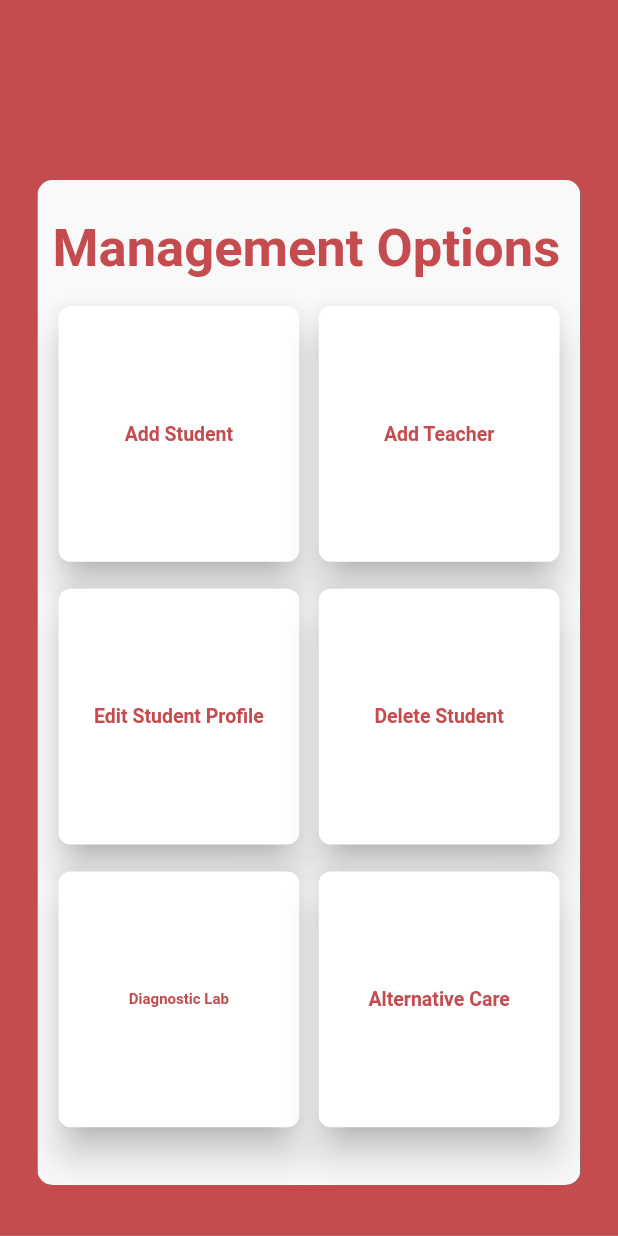
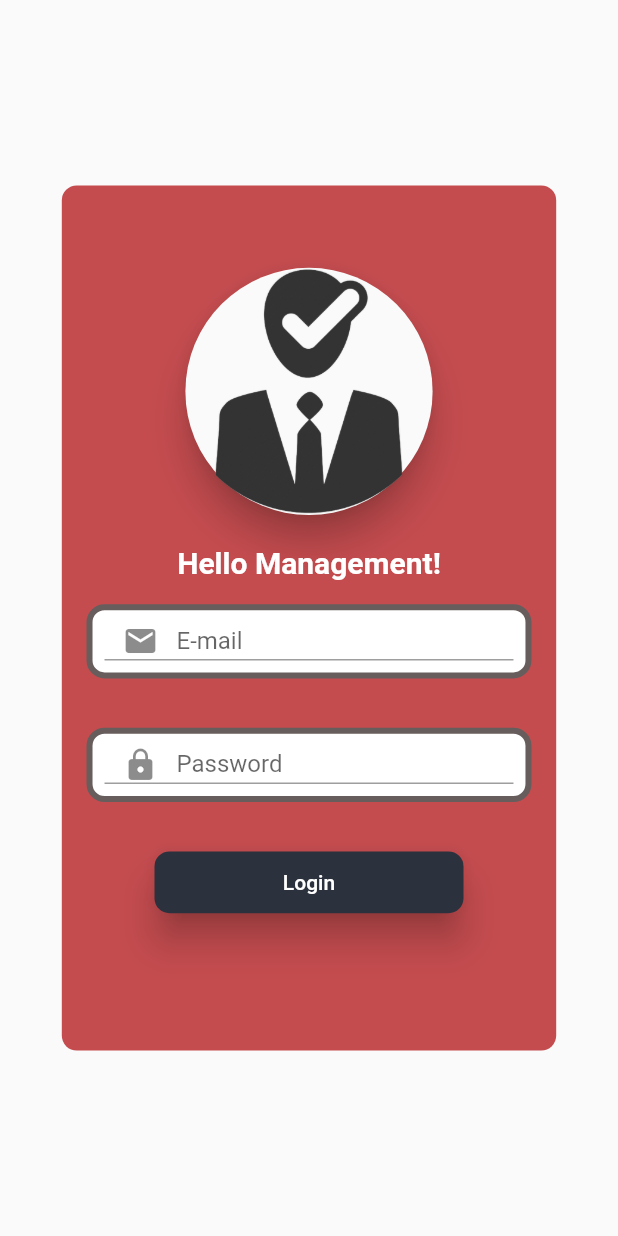
Before and after one commit to GirijaSoni/SIT-AMS, a Flutter app: the screen it shows after launch, after a tap on "Management Login", on a phone screen of 412 x 824 dp. Run offline on Flutter 3.47's test engine with Material 2 defaults, Android fonts, the phone set to English and light mode, and no system bars; our stand-ins replace bloc, flutter_bloc, rxdart.

Commit message:
Second Commit

```diff
--- a/lib/main.dart
+++ b/lib/main.dart
@@ -6,6 +6,7 @@ import 'package:sitams/studentlogin.dart';
 
 import 'addnewstudent.dart';
 import 'managementhomepage.dart';
+import 'managementlogin.dart';
 
 void main() {
   runApp(MyApp());
@@ -124,7 +125,7 @@ class _MyHomePageState extends State<MyHomePage> {
 
                   onPressed: (){Navigator.push(
                     context,
-                    MaterialPageRoute(builder: (context) => managementhomepage()),);
+                    MaterialPageRoute(builder: (context) => managementlogin()),);
                   },
                   child: Text("Management Login",style:TextStyle(color: Colors.white,fontSize: 20),),
                 ),),
--- a/lib/managementhomepage.dart
+++ b/lib/managementhomepage.dart
@@ -1,3 +1,6 @@
+
+
+import 'package:flutter/cupertino.dart';
 import 'package:flutter/material.dart';
 import 'package:flutter/material.dart';
 
@@ -42,76 +45,112 @@ class managementhomepage extends StatelessWidget {
                           Text("Management Options", style: TextStyle(fontSize: 35,
                               fontWeight: FontWeight.bold,
                               color: Color(0xffc44c4f)),),),
+                          Padding(
+                            padding: EdgeInsets.only(top: 100, left: 10), child:
+                          Text("Student:", style: TextStyle(fontSize: 25,
+                              fontWeight: FontWeight.bold,
+                              color: Color(0xff665d5c)),),),
 
-                          Padding(padding: EdgeInsets.only(top: 80),
-                            child: GridView.count(crossAxisCount: 2,
+                          Padding(padding: EdgeInsets.only(top: 130),
+                            child: GridView.count(crossAxisCount: 3,
                               crossAxisSpacing: 5,
                               mainAxisSpacing: 10,
                               children: <Widget>[
 
-                                //    Padding(padding: EdgeInsets.only(right: 10,left: 10,top: 70,bottom: 10),child: Text("Hello,I'nnnm"),),
+                                //
+                                //Padding(padding: EdgeInsets.only(right: 10,left: 10,top: 70,bottom: 10),child: Text("Hello,I'nnnm"),),
                                 Padding(padding: EdgeInsets.only(left: 10),
                                   child: singleCard(
-                                      Text("Add Student", style: TextStyle(
+                                      Icon(Icons.add,size: 50,),
+                                      Text("Add ", style: TextStyle(
                                           color: Color(0xffc44c4f),
                                           fontSize: 13,
                                           fontWeight: FontWeight.bold),
                                       )
                                   ),),
-                                Padding(padding: EdgeInsets.only(right: 10),
+                                Padding(padding: EdgeInsets.only(right: 0),
                                   child: singleCard(
-                                      Text("Add Teacher", style: TextStyle(
+                                      Icon(Icons.edit,size: 50,),
+                                      Text("Edit", style: TextStyle(
                                           color: Color(0xffc44c4f),
                                           fontSize: 13,
                                           fontWeight: FontWeight.bold),
                                       )
                                   ),),
 
-                                Padding(padding: EdgeInsets.only(left: 10),
-                                  child: singleCard(
-                                      Text("Edit Student Profile",
+                                Padding(padding: EdgeInsets.only(right: 10),
+                                  child: singleCard(Icon(Icons.delete,size: 50,),
+                                      Text("Remove",
                                         style: TextStyle(
                                             color: Color(0xffc44c4f),
                                             fontSize: 13,
                                             fontWeight: FontWeight.bold),
                                       )
                                   ),),
-                                Padding(padding: EdgeInsets.only(right: 10),
-                                  child: singleCard(
-                                      Text("Delete Student", style: TextStyle(
+
+
+
+                              ],
+                            ),),
+                          Padding(padding: EdgeInsets.only(top: 280),child: Divider(
+                              height: 64,
+                              thickness: 1.0,
+                              color: Color(0xff2b313d).withOpacity(0.1),
+                              //indent: 32,
+                              //endIndent: 32,
+
+                          ),),
+                          Padding(
+                            padding: EdgeInsets.only(top: 330, left: 10), child:
+                          Text("Staff:", style: TextStyle(fontSize: 25,
+                              fontWeight: FontWeight.bold,
+                              color: Color(0xff665d5c)),),),
+
+                          Padding(padding: EdgeInsets.only(top: 360),
+                            child: GridView.count(crossAxisCount: 3,
+                              crossAxisSpacing: 5,
+                              mainAxisSpacing: 10,
+                              children: <Widget>[
+
+                                //
+                                //Padding(padding: EdgeInsets.only(right: 10,left: 10,top: 70,bottom: 10),child: Text("Hello,I'nnnm"),),
+                                Padding(padding: EdgeInsets.only(left: 10),
+                                  child: singleCard(Icon(Icons.add,size: 50,),
+                                      Text("Add", style: TextStyle(
+                                          color: Color(0xffc44c4f),
+                                          fontSize: 13,
+                                          fontWeight: FontWeight.bold),
+                                      )
+                                  ),),
+                                Padding(padding: EdgeInsets.only(right: 0),
+                                  child: singleCard(Icon(Icons.edit,size: 50,),
+                                      Text("Edit", style: TextStyle(
                                           color: Color(0xffc44c4f),
                                           fontSize: 13,
                                           fontWeight: FontWeight.bold),
                                       )
                                   ),),
 
-                                Padding(padding: EdgeInsets.only(left: 10),
-                                  child: singleCard(
-                                      Text("Diagnostic Lab", style: TextStyle(
-                                          color: Color(0xffc44c4f),
-                                          fontSize: 10,
-                                          fontWeight: FontWeight.bold),
+                                Padding(padding: EdgeInsets.only(right: 10),
+                                  child: singleCard(Icon(Icons.delete,size: 50,),
+                                      Text("Remove",
+                                        style: TextStyle(
+                                            color: Color(0xffc44c4f),
+                                            fontSize: 13,
+                                            fontWeight: FontWeight.bold),
                                       )
                                   ),),
 
-                                Padding(padding: EdgeInsets.only(right: 10),
-                                  child: singleCard(
-                                      Text("Alternative Care", style: TextStyle(
-                                          color: Color(0xffc44c4f),
-                                          fontSize: 13,
-                                          fontWeight: FontWeight.bold),
-                                      )
-                                  ),),
+
 
                               ],
                             ),)
-
 
                         ],
                       ),
 
 
-                      height: 670,
+                      height: 560,
                       width: MediaQuery
                           .of(context)
                           .size
@@ -143,7 +182,7 @@ class managementhomepage extends StatelessWidget {
     );
   }
 
-  singleCard(Text text) {
+  singleCard(Icon icon, Text text) {
     //singleCard(Image image, Text text) {
       return Card(
         elevation: 10,
@@ -157,7 +196,8 @@ class managementhomepage extends StatelessWidget {
             mainAxisAlignment: MainAxisAlignment.center,
             crossAxisAlignment: CrossAxisAlignment.center,
             children: <Widget>[
-
+              icon,
+              SizedBox(height: 10,),
               text
 
 
--- /dev/null
+++ b/lib/managementlogin.dart
@@ -0,0 +1,356 @@
+import 'package:flutter/cupertino.dart';
+import 'package:flutter/material.dart';
+import 'package:sitams/managementhomepage.dart';
+import 'package:sitams/sidebar/sidebar.dart';
+//jects/sitams/lib/SideBar/studentlogin.dart';
+import 'StuHomePage.dart';
+import 'main.dart';
+
+
+void main() => runApp(MyApp());
+
+class MyApp extends StatelessWidget {
+  // This widget is the root of your application.
+
+  @override
+  Widget build(BuildContext context) {
+    return MaterialApp(
+      debugShowCheckedModeBanner: false,
+      home: managementlogin(),
+    );
+  }
+}
+
+class managementlogin extends StatefulWidget {
+  @override
+  _managementlogin createState() => _managementlogin();
+}
+
+class _managementlogin extends State<managementlogin> {
+  String email,password,emailstring="E-mail";
+  @override
+  Widget build(BuildContext context) {
+    return Scaffold(
+      resizeToAvoidBottomPadding: false,
+
+
+      body: Stack(
+        children: <Widget>[
+          Material(
+            elevation: 10,
+
+            child: Align(alignment: Alignment.center,
+
+              child: Container(
+                child: Column(
+                  children:<Widget> [
+                    SizedBox(height: MediaQuery.of(context).size.height/15,),
+                    Material(
+                      elevation: 10,
+                      child: Image(image: AssetImage('images/management.png')
+                        ,height: MediaQuery.of(context).size.height * 0.2,
+                        width: MediaQuery.of(context).size.height * 0.2,
+                      ),shape: CircleBorder(),
+                    ),
+                    SizedBox(height: 20,),
+                    Text("Hello Management!",style: TextStyle(fontSize: 20,fontWeight: FontWeight.bold,color: Colors.white),),
+
+                    Padding(padding: EdgeInsets.only(right: MediaQuery.of(context).size.width*0.04,
+                        left:MediaQuery.of(context).size.width*0.04,
+                        top:MediaQuery.of(context).size.width*0.04,
+                        bottom: MediaQuery.of(context).size.width*0.04),child:  new Container(
+                      padding: const EdgeInsets.all(8),
+                      alignment: Alignment.center,
+                      height: MediaQuery.of(context).size.height*0.06,
+                      decoration: new BoxDecoration(
+                          color: Colors.white,
+                          border: new Border.all(
+                            color: Color(0xff665d5c),
+                            width: 4.0,
+                          ),
+                          borderRadius: new BorderRadius.circular(12.0)
+                      ),
+
+                      child: TextFormField(
+                        keyboardType: TextInputType.emailAddress,
+                        onChanged: (value) {
+                          setState(() {
+                            email = value;
+                          });
+                        },
+                        decoration:InputDecoration(
+                            prefixIcon: Icon(Icons.mail),
+                            labelText: "E-mail"
+                        ) ,
+                      ),
+                    ),
+                    ),
+                    Padding(padding: EdgeInsets.only(right: MediaQuery.of(context).size.width*0.04,
+                        left:MediaQuery.of(context).size.width*0.04,
+                        top:MediaQuery.of(context).size.width*0.04,
+                        bottom: MediaQuery.of(context).size.width*0.04),child:  new Container(
+                      padding: const EdgeInsets.all(8),
+                      alignment: Alignment.center,
+                      height: MediaQuery.of(context).size.height*0.06,
+                      decoration: new BoxDecoration(
+                          color: Colors.white,
+                          border: new Border.all(
+                            color: Color(0xff665d5c),
+                            width: 4.0,
+                          ),
+                          borderRadius: new BorderRadius.circular(12.0)
+                      ),
+
+                      child:  new TextFormField(
+                        keyboardType: TextInputType.text,
+                        obscureText: true,
+                        onChanged: (value) {
+                          setState(() {
+                            password = value;
+                          });
+                        },
+                        decoration:InputDecoration(
+                            labelText: "Password",prefixIcon: Icon(Icons.lock)
+                        ) ,
+                      ),
+                    ),
+                    ),
+
+                    Padding(padding: EdgeInsets.only(right: MediaQuery.of(context).size.width*0.0,
+                      left: MediaQuery.of(context).size.width*0.00,
+                      top: MediaQuery.of(context).size.height *0.02,
+                      bottom: MediaQuery.of(context).size.height *0.05,),
+                        child:SizedBox(height: MediaQuery.of(context).size.height/20,
+                            width:MediaQuery.of(context).size.width/2 ,
+                            child:RaisedButton(
+                              elevation: 10,
+                              shape: RoundedRectangleBorder(
+                                borderRadius: BorderRadius.circular(10.0),
+                              ),
+
+                              color: Color(0xff2b313d),
+                              child: Text("Login",style: TextStyle(color: Colors.white),),
+                              onPressed: (){Navigator.push(
+                                context,
+                                MaterialPageRoute(builder: (context) => managementhomepage()),);
+
+                              },
+                            )
+                        )
+                    )
+
+
+                    // decoration: ecoration(
+                    //
+                    //     prefixIcon: Icon(
+                    //       Icons.email,
+                    //
+                    //     ),
+                    //     labelText: 'E-mail'),
+                    //),
+                    //)
+                  ],
+
+                ),
+
+                height: MediaQuery.of(context).size.height * 0.7,
+                width: MediaQuery.of(context).size.height * 0.4,
+                decoration: BoxDecoration(
+                    color: Color(0xffc44c4f),borderRadius: BorderRadius.all(Radius.circular(10))
+                ),
+              ),
+
+            ),
+          )
+        ],
+      ),
+    );
+
+
+
+  }
+//     return SafeArea(
+//       child: Scaffold(
+//         resizeToAvoidBottomPadding: false,
+//         backgroundColor: Colors.red,
+//         body: Stack(
+//           children: <Widget>[
+//             Container(
+//               height: MediaQuery.of(context).size.height * 0,
+//               width: MediaQuery.of(context).size.width,
+//               child: Container(
+//                 decoration: BoxDecoration(
+//                   color: Colors.red,
+//                   borderRadius: BorderRadius.only(
+//                     bottomLeft: const Radius.circular(70),
+//                     bottomRight: const Radius.circular(70),
+//                   ),
+//                 ),
+//               ),
+//             ),
+//             Column(
+
+//   Widget _buildEmailRow() {
+//     return Padding(
+//
+//     );
+//   }
+//
+//   Widget _buildPasswordRow() {
+//     return ,
+//             color:Colors.red
+//           ),
+//           labelText: 'Password',
+//         ),
+//       ),
+//     );Padding(
+// //       padding: EdgeInsets.all(8),
+// //       child: TextFormField(
+// //         keyboardType: TextInputType.text,
+// //         obscureText: true,
+// //         onChanged: (value) {
+// //           setState(() {
+// //             password = value;
+// //           });
+// //         },
+// //         decoration: InputDecoration(
+// //           prefixIcon: Icon(
+// //             Icons.lock
+//   }
+//
+//
+//   Widget _buildLoginButton() {
+//     return Row(
+//       mainAxisAlignment: MainAxisAlignment.center,
+//       children: <Widget>[
+//         SizedBox(height:20,),
+//         Container(
+//           height: 1.0 * (MediaQuery.of(context).size.height / 15),
+//           width: 5 * (MediaQuery.of(context).size.width / 10),
+//           margin: EdgeInsets.only(bottom: 20),
+//           child: RaisedButton(
+//             elevation: 5.0,
+//             color: Colors.red,
+//             shape: RoundedRectangleBorder(
+//               borderRadius: BorderRadius.circular(30.0),
+//             ),
+//             onPressed: () {Navigator.push(
+//               context,
+//               MaterialPageRoute(builder: (context) => studenthomepage()),);},//Navigator.push(
+//
+//             child: Text(
+//               "Login",
+//               style: TextStyle(
+//                 color: Colors.white,
+//                 letterSpacing: 1.5,
+//                 fontSize: MediaQuery.of(context).size.height / 40,
+//               ),
+//             ),
+//           ),
+//         )
+//       ],
+//     );
+//   }
+//
+//   Widget _buildOrRow() {
+//     return Row(
+//       mainAxisAlignment: MainAxisAlignment.center,
+//
+//     );
+//   }
+//
+//
+//
+//   Widget _buildContainer() {
+//     return Row(
+//       mainAxisAlignment: MainAxisAlignment.center,
+//       children: <Widget>[
+//         ClipRRect(
+//           borderRadius: BorderRadius.all(
+//             Radius.circular(30),
+//           ),
+//
+//           child: Container(
+//             height: MediaQuery.of(context).size.height * 0.4,
+//             width: MediaQuery.of(context).size.width * 0.8,
+//             decoration: BoxDecoration(
+//               color: Colors.yellow,
+//             ),
+//             child: Column(
+//               mainAxisAlignment: MainAxisAlignment.center,
+//               crossAxisAlignment: CrossAxisAlignment.center,
+//               children: <Widget>[
+//                 Row(
+//                   mainAxisAlignment: MainAxisAlignment.center,
+//                   children: <Widget>[
+//                     Text(
+//                       "Welcome back Symbian!",
+//                       style: TextStyle(
+//                         fontSize: MediaQuery.of(context).size.height / 30,
+//                       ),
+//                     ),
+//                   ],
+//                 ),
+//                 _buildEmailRow(),
+//                 _buildPasswordRow(),
+//                 SizedBox(height: 20),
+//
+//                 _buildLoginButton(),
+//                 _buildOrRow(),
+//
+//               ],
+//             ),
+//           ),
+//         ),
+//       ],
+//     );
+//   }
+//
+//
+//
+//   @override
+//   Widget build(BuildContext context) {
+//     return SafeArea(
+//       child: Scaffold(
+//         resizeToAvoidBottomPadding: false,
+//         backgroundColor: Colors.red,
+//         body: Stack(
+//           children: <Widget>[
+//             Container(
+//               height: MediaQuery.of(context).size.height * 0,
+//               width: MediaQuery.of(context).size.width,
+//               child: Container(
+//                 decoration: BoxDecoration(
+//                   color: Colors.red,
+//                   borderRadius: BorderRadius.only(
+//                     bottomLeft: const Radius.circular(70),
+//                     bottomRight: const Radius.circular(70),
+//                   ),
+//                 ),
+//               ),
+//             ),
+//             Column(
+//               mainAxisAlignment: MainAxisAlignment.center,
+//               children: <Widget>[
+//                 _buildLogo(),
+//
+//                 SizedBox(height: 30,),
+//                 _buildContainer(),
+//
+//               ],
+//             )
+//           ],
+//         ),
+//       ),
+//     );
+//   }
+// }
+// class Profileimage extends StatelessWidget{
+//   @override
+//   Widget build(BuildContext context) {
+//     AssetImage proffimage = AssetImage('images/proffimage.png');
+//     Image image = Image(image: proffimage);
+//     return Container(child: image,height: 200.0,width: 200.0,);
+//   }
+
+}
--- a/pubspec.yaml
+++ b/pubspec.yaml
@@ -55,6 +55,7 @@ flutter:
      - images/SIT.png
      - images/girija.png
      - images/chart.png
+     - images/management.png
   #   - images/a_dot_ham.jpeg
 
   # An image asset can refer to one or more resolution-specific "variants", see
```
Also changed, not shown: lib/pages/Profile.dart (+69 -5 lines), images/girija.png, images/management.png (added).
